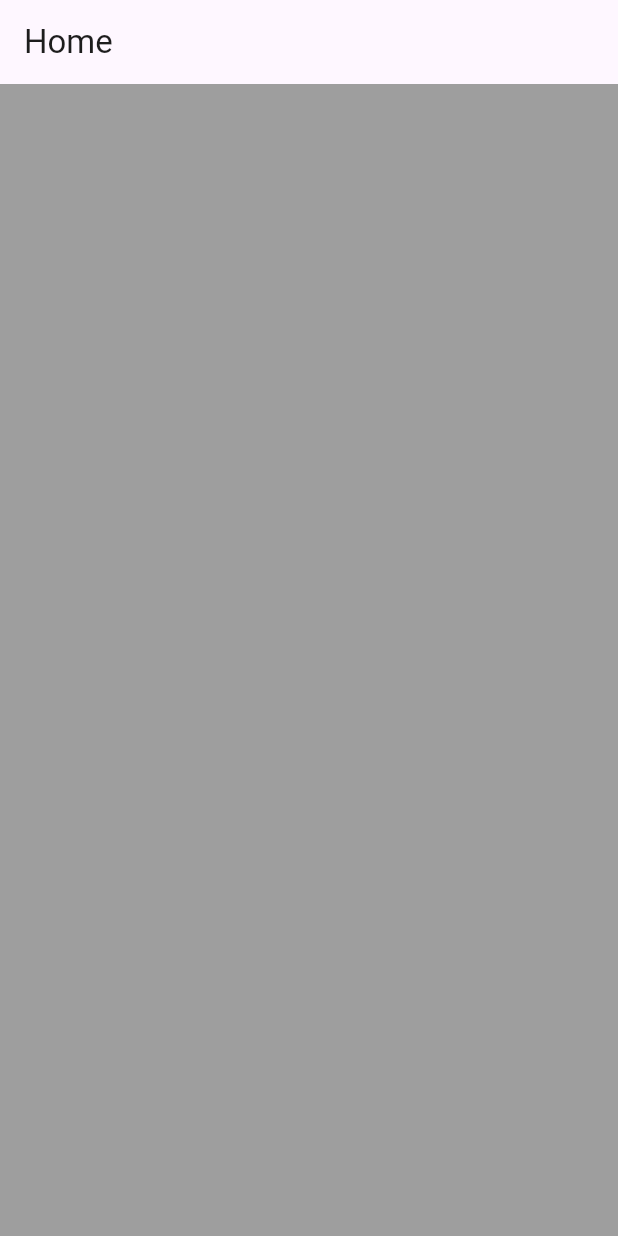
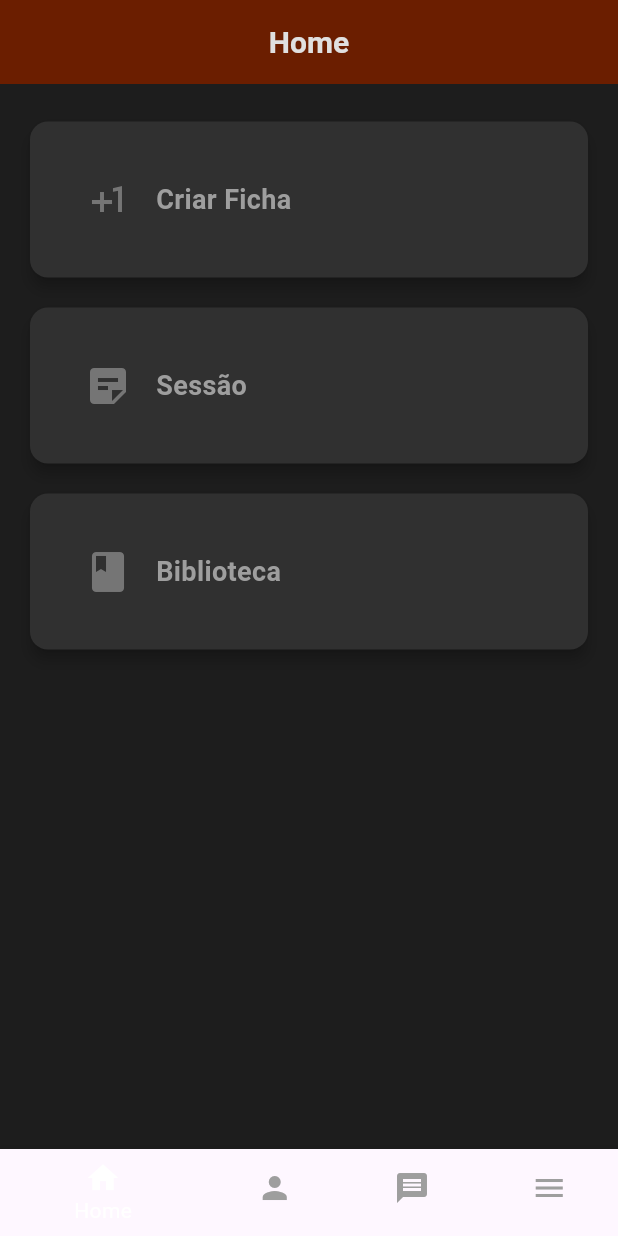
Before and after one commit to VitorDelapria/Projeto-Dispositivos-Moveis, a Flutter app: the screen it shows after launch, on a phone screen of 412 x 824 dp. Run offline on Flutter 3.47's test engine with Material 3 defaults, Android fonts, the phone set to English and light mode, and no system bars.

Commit message:
Criação da home e algumas funcionalidades.

```diff
--- a/frontend/lib/main.dart
+++ b/frontend/lib/main.dart
@@ -14,7 +14,7 @@ class MyApp extends StatelessWidget {
 
   @override
   Widget build(BuildContext context) {
-    return MaterialApp(
+    return const MaterialApp(
       debugShowCheckedModeBanner: false,
       home: HomePage(),
     );
--- a/frontend/lib/ui/pages/home_page.dart
+++ b/frontend/lib/ui/pages/home_page.dart
@@ -1,6 +1,8 @@
 import 'package:flutter/material.dart';
+import 'package:frontend/ui/pages/login_page.dart';
+import 'package:frontend/ui/widgets/navigation_card.dart';
 
-class HomePage extends StatefulWidget{
+class HomePage extends StatefulWidget {
   const HomePage({super.key});
 
   @override
@@ -8,16 +10,111 @@ class HomePage extends StatefulWidget{
 }
 
 class _HomePageState extends State<HomePage> {
+  int _selectedIndex = 0;
+
+  static const TextStyle optionStyle =
+      TextStyle(fontSize: 50, fontWeight: FontWeight.bold);
+  static const List<Widget> _widgetOptions = <Widget>[
+    Text(
+      'Index 0: Home',
+      style: optionStyle,
+    ),
+    Text(
+      'Index 1: Profile',
+      style: optionStyle,
+    ),
+    Text(
+      'Index 2: Message',
+      style: optionStyle,
+    ),
+    Text(
+      'Index 3: Config',
+      style: optionStyle,
+    ),
+  ];
+
+  void _onItemTapped(int index) {
+    setState(() {
+      _selectedIndex = index;
+    });
+  }
+
   @override
   Widget build(BuildContext context) {
     return Scaffold(
-      backgroundColor: Colors.grey,
+      backgroundColor: const Color(0xFF1D1D1D), // Cor de fundo da página
       appBar: AppBar(
-        title: Text('Home'),
-        elevation: 0,
-        foregroundColor: const Color(0xFF1D1D1D),
+        title: const Center(
+          child: Text(
+            'Home',
+            style: TextStyle(
+              fontSize: 20,
+              fontWeight: FontWeight.bold,
+              color: Color.fromARGB(255, 224, 224, 224),
+            ),
+          ),
+        ),
+        elevation: 0, // Remove a sombra da AppBar
+        backgroundColor: const Color(0xFF6B1E00), // Cor de fundo da AppBar
+        titleTextStyle: const TextStyle(
+          color: Colors.white, // Cor do texto do título
+          fontWeight: FontWeight.bold,
+          fontSize: 20,
+        ),
+        iconTheme: const IconThemeData(
+          color: Colors.white, // Cor dos ícones da AppBar
+        ),
       ),
+      body: _selectedIndex == 0
+          ? ListView(
+              children: [
+                const SizedBox(height: 15),
+                // Card Criação de Fichas
+                NavigationCard(
+                  title: "Criar Ficha",
+                  icon: Icons.plus_one_sharp,
+                  destination: LoginPage(),
+                ),
+                // Card Sessões
+                NavigationCard(
+                  title: "Sessão",
+                  icon: Icons.sticky_note_2,
+                  destination: LoginPage(),
+                ),
+                // Card Biblioteca
+                NavigationCard(
+                  title: "Biblioteca",
+                  icon: Icons.book,
+                  destination: LoginPage(),
+                ),
+              ],
+            )
+          : Center(child: _widgetOptions.elementAt(_selectedIndex)),
+      bottomNavigationBar:  BottomNavigationBar(
+          items: const <BottomNavigationBarItem>[
+            BottomNavigationBarItem(
+              icon: Icon(Icons.home),
+              label: 'Home',
+            ),
+            BottomNavigationBarItem(
+              icon: Icon(Icons.person),
+              label: 'Profile',
+            ),
+            BottomNavigationBarItem(
+              icon: Icon(Icons.message),
+              label: 'Message',
+            ),
+            BottomNavigationBarItem(
+              icon: Icon(Icons.menu_sharp),
+              label: 'Config',  // Certifique-se de que o ícone e label estão corretos
+            ),
+          ],
+          currentIndex: _selectedIndex,
+          selectedItemColor: Colors.white,
+          unselectedItemColor: Colors.grey,
+          backgroundColor: const Color(0xFF6B1E00),
+          onTap: _onItemTapped,
+        ),
     );
   }
-
 }
--- /dev/null
+++ b/frontend/lib/ui/widgets/navigation_card.dart
@@ -0,0 +1,54 @@
+import 'package:flutter/material.dart';
+
+class NavigationCard extends StatelessWidget {
+  final String title;
+  final IconData icon;
+  final Widget destination;
+
+  const NavigationCard({
+    super.key,
+    required this.title,
+    required this.icon,
+    required this.destination,
+  }); // construtor
+
+  @override
+  Widget build(BuildContext context) {
+    return GestureDetector(
+      onTap: () {
+        Navigator.push(
+          context,
+          MaterialPageRoute(builder: (context) => destination),
+        );
+      },
+      child: Card(
+        color: const Color(0xFF303030),
+        margin: const EdgeInsets.symmetric(horizontal: 20, vertical: 10),
+        elevation: 4,
+        child: Padding(
+          padding: const EdgeInsets.all(36.0),
+          child: Row(
+            children: [
+              Icon(
+                icon,
+                size: 32,
+                color: Colors.grey[600],
+              ),
+              const SizedBox(
+                width: 16,
+              ),
+              Text(
+                title,
+                style: const TextStyle(
+                  fontSize: 18,
+                  fontWeight: FontWeight.bold,
+                  color: Colors.grey,
+                ),
+              ),
+            ],
+          ),
+        ),
+      ),
+    );
+  }
+}
--- /dev/null
+++ b/frontend/lib/util/todo_tile.dart
@@ -0,0 +1,34 @@
+import 'package:flutter/material.dart';
+
+class ToDoTile extends StatelessWidget {
+  // void onChanged(bool? value) {}
+  final String taskName;
+  final bool taskCompleted;
+  Function(bool?)? onChanged;
+
+  ToDoTile({
+    super.key,
+    required this.taskName,
+    required this.taskCompleted,
+    required this.onChanged,
+  });
+
+  @override
+  Widget build(BuildContext context) {
+    return Padding(
+      padding: const EdgeInsets.all(25.0),
+      child: Container(
+        padding: const EdgeInsets.all(24),
+        child: Row(
+          children: [
+            // checkbox
+            Checkbox(value: taskCompleted, onChanged: onChanged),
+
+            // task name
+            Text(taskName),
+          ],
+        ),
+      ),
+    );
+  }
+}
```
